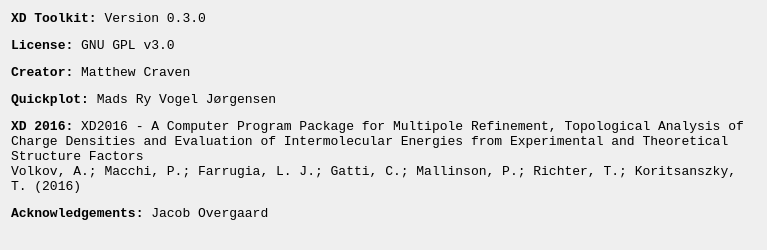
First picture: the form in about.ui, repository mcrav/XDToolkit, before the edit.
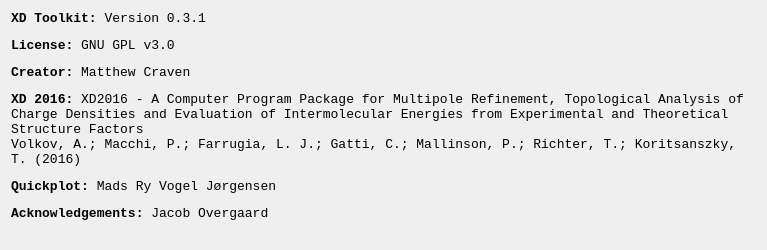
Second picture: the form after the edit. Icons and pictures are not drawn.

The edit to the form file:
```diff
--- a/about.ui
+++ b/about.ui
@@ -30,7 +30,7 @@
    <item row="0" column="0">
     <widget class="QLabel" name="label">
      <property name="text">
-      <string>&lt;html&gt;&lt;head/&gt;&lt;body&gt;&lt;p&gt;&lt;span style=&quot; font-weight:600;&quot;&gt;XD Toolkit:&lt;/span&gt; Version 0.3.0&lt;/p&gt;&lt;p&gt;&lt;span style=&quot; font-weight:600;&quot;&gt;License: &lt;/span&gt;GNU GPL v3.0&lt;/p&gt;&lt;p&gt;&lt;span style=&quot; font-weight:600;&quot;&gt;Creator:&lt;/span&gt; Matthew Craven&lt;/p&gt;&lt;p&gt;&lt;span style=&quot; font-weight:600;&quot;&gt;Quickplot:&lt;/span&gt; Mads Ry Vogel Jørgensen&lt;/p&gt;&lt;p&gt;&lt;span style=&quot; font-weight:600;&quot;&gt;XD 2016:&lt;/span&gt; XD2016 - A Computer Program Package for Multipole Refinement, Topological Analysis of Charge Densities and Evaluation of Intermolecular Energies from Experimental and Theoretical Structure Factors &lt;br/&gt;Volkov, A.; Macchi, P.; Farrugia, L. J.; Gatti, C.; Mallinson, P.; Richter, T.; Koritsanszky, T. (2016) &lt;/p&gt;&lt;p&gt;&lt;span style=&quot; font-weight:600;&quot;&gt;Acknowledgements: &lt;/span&gt;Jacob Overgaard&lt;/p&gt;&lt;/body&gt;&lt;/html&gt;</string>
+      <string>&lt;html&gt;&lt;head/&gt;&lt;body&gt;&lt;p&gt;&lt;span style=&quot; font-weight:600;&quot;&gt;XD Toolkit:&lt;/span&gt; Version 0.3.1&lt;/p&gt;&lt;p&gt;&lt;span style=&quot; font-weight:600;&quot;&gt;License: &lt;/span&gt;GNU GPL v3.0&lt;/p&gt;&lt;p&gt;&lt;span style=&quot; font-weight:600;&quot;&gt;Creator:&lt;/span&gt; Matthew Craven&lt;/p&gt;&lt;p&gt;&lt;span style=&quot; font-weight:600;&quot;&gt;XD 2016:&lt;/span&gt; XD2016 - A Computer Program Package for Multipole Refinement, Topological Analysis of Charge Densities and Evaluation of Intermolecular Energies from Experimental and Theoretical Structure Factors &lt;br/&gt;Volkov, A.; Macchi, P.; Farrugia, L. J.; Gatti, C.; Mallinson, P.; Richter, T.; Koritsanszky, T. (2016) &lt;/p&gt;&lt;p&gt;&lt;span style=&quot; font-weight:600;&quot;&gt;Quickplot:&lt;/span&gt; Mads Ry Vogel Jørgensen&lt;/p&gt;&lt;p&gt;&lt;span style=&quot; font-weight:600;&quot;&gt;Acknowledgements: &lt;/span&gt;Jacob Overgaard&lt;/p&gt;&lt;/body&gt;&lt;/html&gt;</string>
      </property>
      <property name="alignment">
       <set>Qt::AlignLeading|Qt::AlignLeft|Qt::AlignTop</set>
```
